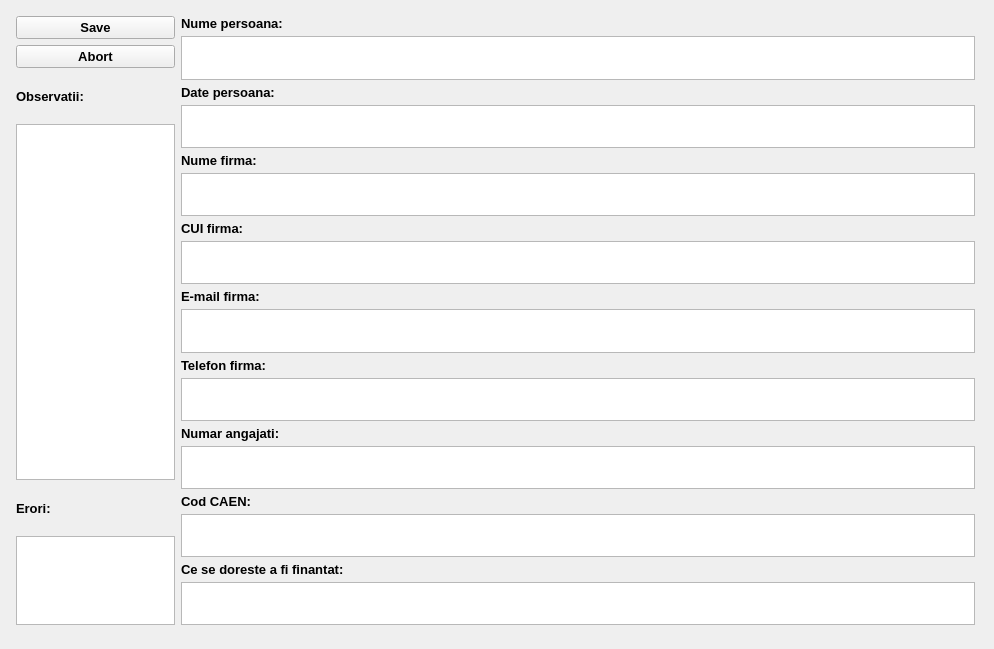
Before: the Qt Designer form ui/ClientAddInterface.ui in GabyUnalaq/UNI_CRM_Project, drawn with Qt 5.
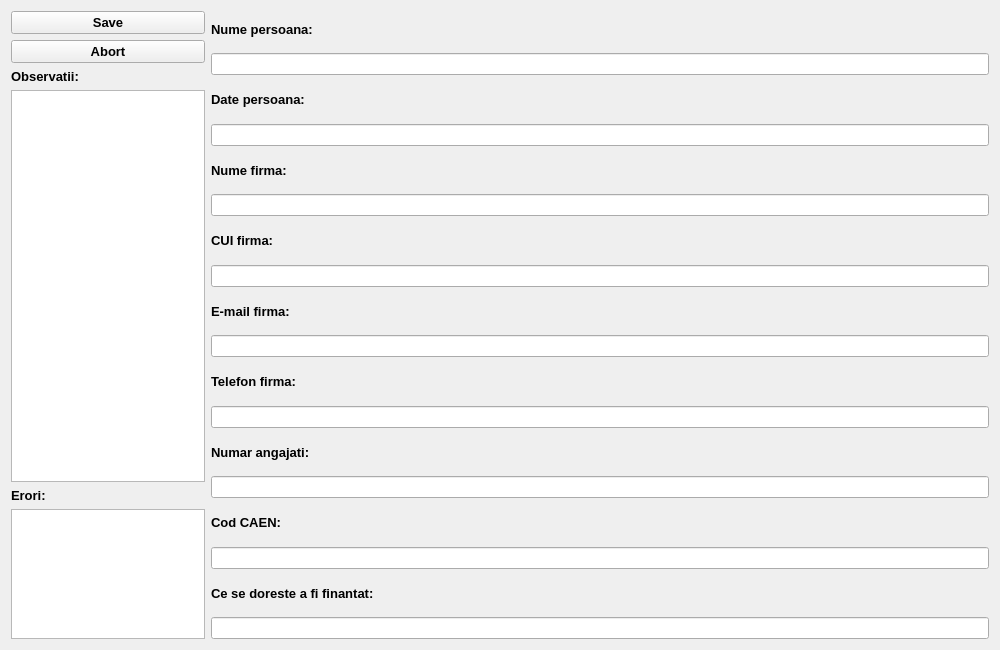
After: the same form once the commit is applied.

Commit message:
Repaired ClientAddInterface
small modifs

```diff
--- a/ui/ClientAddInterface.ui
+++ b/ui/ClientAddInterface.ui
@@ -6,46 +6,18 @@
    <rect>
     <x>0</x>
     <y>0</y>
-    <width>994</width>
-    <height>649</height>
+    <width>1000</width>
+    <height>650</height>
    </rect>
   </property>
-  <property name="sizePolicy">
-   <sizepolicy hsizetype="Fixed" vsizetype="Fixed">
-    <horstretch>0</horstretch>
-    <verstretch>0</verstretch>
-   </sizepolicy>
-  </property>
   <property name="windowTitle">
    <string>qtCRMInterface</string>
   </property>
-  <widget class="QWidget" name="layoutWidget">
-   <property name="geometry">
-    <rect>
-     <x>10</x>
-     <y>10</y>
-     <width>971</width>
-     <height>621</height>
-    </rect>
-   </property>
-   <layout class="QHBoxLayout" name="Qhoriz_layout_main" stretch="1,5">
-    <property name="sizeConstraint">
-     <enum>QLayout::SetDefaultConstraint</enum>
-    </property>
-    <property name="leftMargin">
-     <number>6</number>
-    </property>
-    <property name="topMargin">
-     <number>6</number>
-    </property>
-    <property name="rightMargin">
-     <number>6</number>
-    </property>
-    <property name="bottomMargin">
-     <number>6</number>
-    </property>
+  <layout class="QGridLayout" name="gridLayout">
+   <item row="0" column="0">
+    <layout class="QHBoxLayout" name="Qhorz_layout_main" stretch="1,4">
     <item>
-     <layout class="QVBoxLayout" name="Qvert_layout_actions" stretch="1,1,1,8,1,2">
+      <layout class="QVBoxLayout" name="Qvert_layout_actions" stretch="1,1,0,3,0,1">
       <item>
        <widget class="QPushButton" name="Qbutton_save">
         <property name="font">
@@ -117,15 +89,9 @@
      </layout>
     </item>
     <item>
-     <layout class="QVBoxLayout" name="Qvert_layout_boxes" stretch="1,1,1,1,1,1,1,1,1">
-      <property name="spacing">
-       <number>5</number>
-      </property>
-      <property name="sizeConstraint">
-       <enum>QLayout::SetDefaultConstraint</enum>
-      </property>
+      <layout class="QVBoxLayout" name="Qvert_layout_boxes">
       <item>
-       <layout class="QVBoxLayout" name="Qlayout_name_p">
+        <layout class="QVBoxLayout" name="Qlayout_name_p" stretch="0,0">
         <item>
          <widget class="QLabel" name="Qlabel_name_p">
           <property name="font">
@@ -141,16 +107,7 @@
          </widget>
         </item>
         <item>
-         <widget class="QPlainTextEdit" name="Qtext_name_p">
-          <property name="font">
-           <font>
-            <pointsize>10</pointsize>
-           </font>
-          </property>
-          <property name="cursor" stdset="0">
-           <cursorShape>IBeamCursor</cursorShape>
-          </property>
-         </widget>
+          <widget class="QLineEdit" name="Qtext_name_p"/>
         </item>
        </layout>
       </item>
@@ -171,16 +128,7 @@
          </widget>
         </item>
         <item>
-         <widget class="QPlainTextEdit" name="Qtext_dates">
-          <property name="font">
-           <font>
-            <pointsize>10</pointsize>
-           </font>
-          </property>
-          <property name="cursor" stdset="0">
-           <cursorShape>IBeamCursor</cursorShape>
-          </property>
-         </widget>
+          <widget class="QLineEdit" name="Qtext_dates"/>
         </item>
        </layout>
       </item>
@@ -201,16 +149,7 @@
          </widget>
         </item>
         <item>
-         <widget class="QPlainTextEdit" name="Qtext_name_f">
-          <property name="font">
-           <font>
-            <pointsize>10</pointsize>
-           </font>
-          </property>
-          <property name="cursor" stdset="0">
-           <cursorShape>IBeamCursor</cursorShape>
-          </property>
-         </widget>
+          <widget class="QLineEdit" name="Qtext_name_f"/>
         </item>
        </layout>
       </item>
@@ -231,16 +170,7 @@
          </widget>
         </item>
         <item>
-         <widget class="QPlainTextEdit" name="Qtext_cui">
-          <property name="font">
-           <font>
-            <pointsize>10</pointsize>
-           </font>
-          </property>
-          <property name="cursor" stdset="0">
-           <cursorShape>IBeamCursor</cursorShape>
-          </property>
-         </widget>
+          <widget class="QLineEdit" name="Qtext_cui"/>
         </item>
        </layout>
       </item>
@@ -261,16 +191,7 @@
          </widget>
         </item>
         <item>
-         <widget class="QPlainTextEdit" name="Qtext_email">
-          <property name="font">
-           <font>
-            <pointsize>10</pointsize>
-           </font>
-          </property>
-          <property name="cursor" stdset="0">
-           <cursorShape>IBeamCursor</cursorShape>
-          </property>
-         </widget>
+          <widget class="QLineEdit" name="Qtext_email"/>
         </item>
        </layout>
       </item>
@@ -291,16 +212,7 @@
          </widget>
         </item>
         <item>
-         <widget class="QPlainTextEdit" name="Qtext_tel">
-          <property name="font">
-           <font>
-            <pointsize>10</pointsize>
-           </font>
-          </property>
-          <property name="cursor" stdset="0">
-           <cursorShape>IBeamCursor</cursorShape>
-          </property>
-         </widget>
+          <widget class="QLineEdit" name="Qtext_tel"/>
         </item>
        </layout>
       </item>
@@ -321,16 +233,7 @@
          </widget>
         </item>
         <item>
-         <widget class="QPlainTextEdit" name="Qtext_num_a">
-          <property name="font">
-           <font>
-            <pointsize>10</pointsize>
-           </font>
-          </property>
-          <property name="cursor" stdset="0">
-           <cursorShape>IBeamCursor</cursorShape>
-          </property>
-         </widget>
+          <widget class="QLineEdit" name="Qtext_num_a"/>
         </item>
        </layout>
       </item>
@@ -351,16 +254,7 @@
          </widget>
         </item>
         <item>
-         <widget class="QPlainTextEdit" name="Qtext_caen">
-          <property name="font">
-           <font>
-            <pointsize>10</pointsize>
-           </font>
-          </property>
-          <property name="cursor" stdset="0">
-           <cursorShape>IBeamCursor</cursorShape>
-          </property>
-         </widget>
+          <widget class="QLineEdit" name="Qtext_caen"/>
         </item>
        </layout>
       </item>
@@ -381,23 +275,15 @@
          </widget>
         </item>
         <item>
-         <widget class="QPlainTextEdit" name="Qtext_fund">
-          <property name="font">
-           <font>
-            <pointsize>10</pointsize>
-           </font>
-          </property>
-          <property name="cursor" stdset="0">
-           <cursorShape>IBeamCursor</cursorShape>
-          </property>
-         </widget>
+          <widget class="QLineEdit" name="Qtext_fund"/>
         </item>
        </layout>
       </item>
      </layout>
     </item>
    </layout>
-  </widget>
+   </item>
+  </layout>
  </widget>
  <resources/>
  <connections/>
```
Left out of the diff: 4 changed lines with no effect on the pictures. Lines whose indentation alone changed are shown as unchanged. The commit also changes 5 other files.
